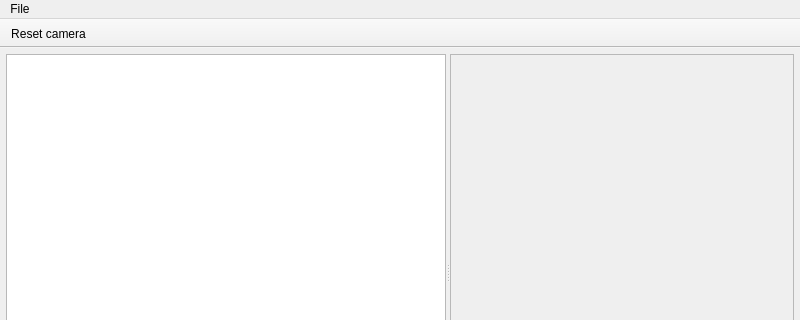
Above: ccx_form.ui from calculix/cae before the change; both pictures show x 0 to 800 and y 0 to 320 of the 800 by 600 pixel window. Below: the same form after it.
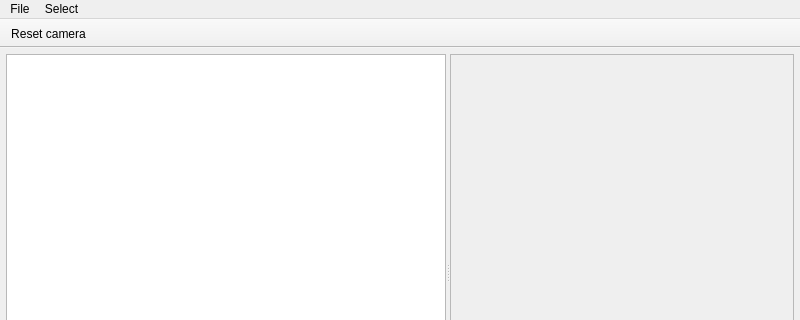
That is the form after the change. Icons and pictures are not drawn.

What changed in the file:
```diff
--- a/ccx_form.ui
+++ b/ccx_form.ui
@@ -138,7 +138,7 @@
      <x>0</x>
      <y>0</y>
      <width>800</width>
-     <height>31</height>
+     <height>26</height>
     </rect>
    </property>
    <widget class="QMenu" name="menuFile">
@@ -147,7 +147,15 @@
     </property>
     <addaction name="actionImportMeshFromInp"/>
    </widget>
+   <widget class="QMenu" name="menuSelect">
+    <property name="title">
+     <string>Select</string>
+    </property>
+    <addaction name="actionSelectNodes"/>
+    <addaction name="actionSelectElements"/>
+   </widget>
    <addaction name="menuFile"/>
+   <addaction name="menuSelect"/>
   </widget>
   <widget class="QToolBar" name="toolBar">
    <property name="windowTitle">
```
Left out of the diff: 16 changed lines with no effect on the pictures.
